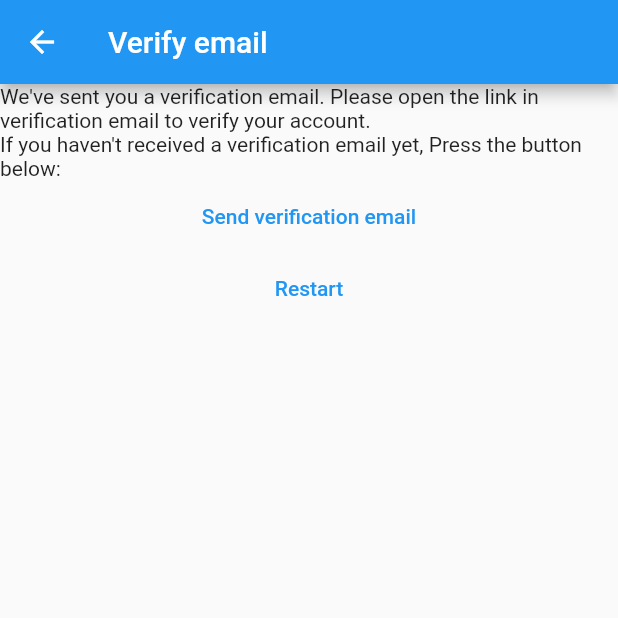
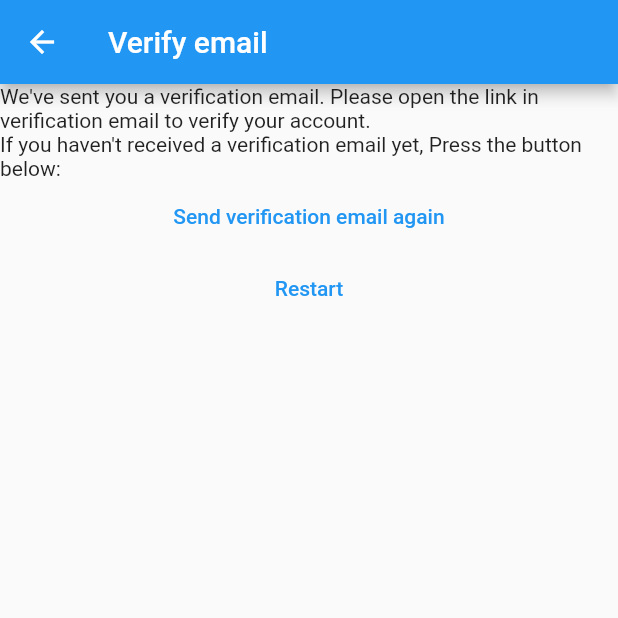
Before and after one commit to imranahmad2k1/mynotes, a Flutter app: the VerifyEmail screen opened by its route, on a phone screen of 412 x 824 dp, the top half of it. Run offline on Flutter 3.47's test engine with Material 2 defaults, Android fonts, the phone set to English and light mode, and no system bars; our stand-ins replace firebase_auth, firebase_core; accounts and stored records are empty; network calls fail.

Commit message:
Resolved main ui access before verify email issue

```diff
--- a/lib/views/register_view.dart
+++ b/lib/views/register_view.dart
@@ -56,7 +56,7 @@ class _RegisterViewState extends State<RegisterView> {
                   password: password,
                 );
                 final user = FirebaseAuth.instance.currentUser;
-                user?.sendEmailVerification();
+                await user?.sendEmailVerification();
                 if (context.mounted) {
                   Navigator.of(context).pushNamed(verifyEmailRoute);
                 }
--- a/lib/views/verify_email_view.dart
+++ b/lib/views/verify_email_view.dart
@@ -24,7 +24,7 @@ class _VerifyEmailState extends State<VerifyEmail> {
             final currentUser = FirebaseAuth.instance.currentUser;
             await currentUser?.sendEmailVerification();
           },
-          child: const Text("Send verification email"),
+          child: const Text("Send verification email again"),
         ),
         TextButton(
           onPressed: () async {
```
Also changed, not shown: lib/views/login_view.dart (+15 -3 lines).
